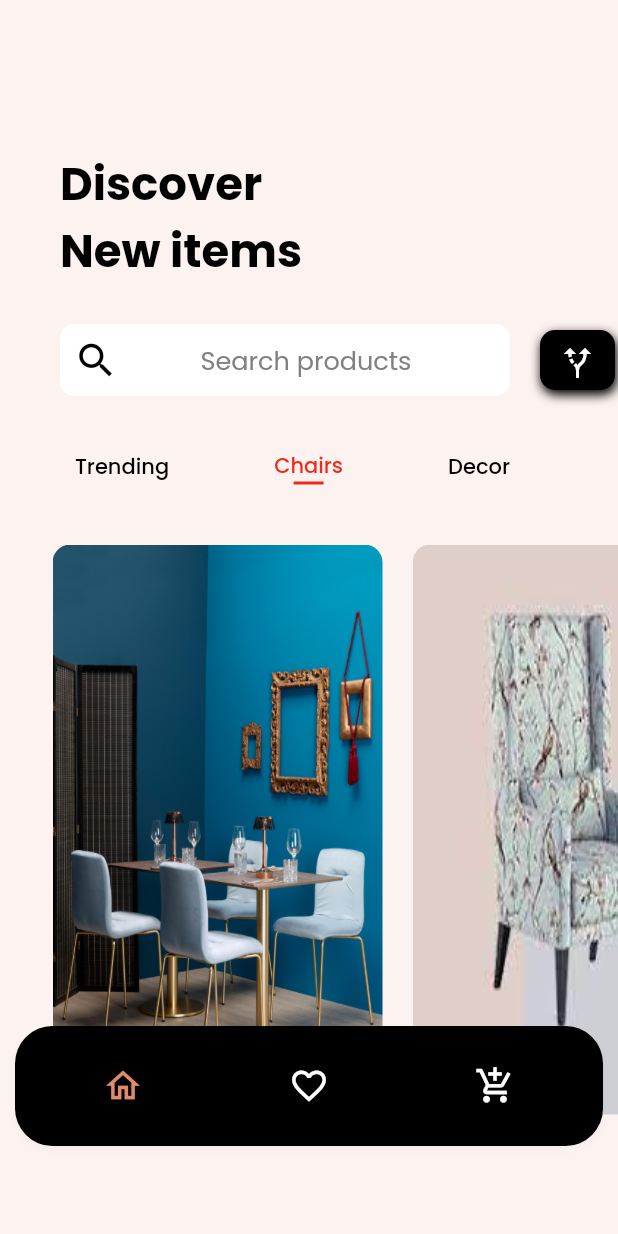
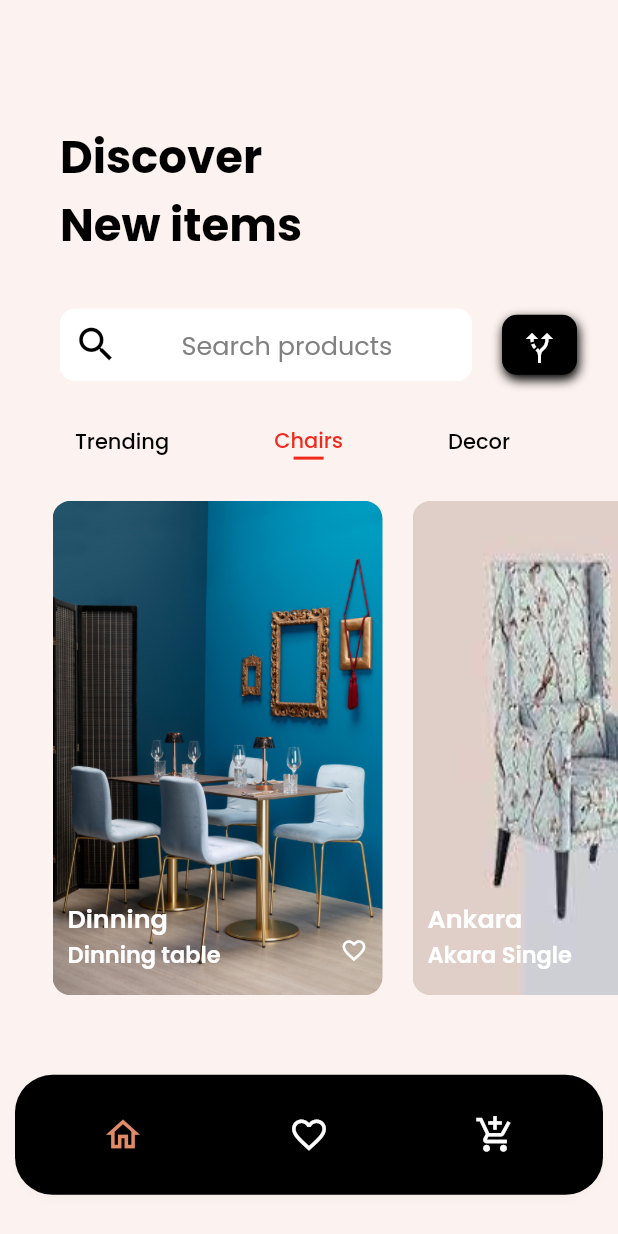
Before and after one commit to Makdan1/teamapttest, a Flutter app: the BottomNavigation screen opened directly, after a tap on "Chairs", on a phone screen of 412 x 824 dp. Run offline on Flutter 3.47's test engine with Material 2 defaults, Android fonts, the phone set to English and light mode, and no system bars; our stand-ins replace flutter_staggered_animations, fluttertoast, get_it, google_fonts, shared_preferences, sqflite and 1 more; accounts and stored records are empty.

Commit message:
Finishing touches

```diff
--- a/lib/ui/screens/bottom_navigation/bottom_navigation.dart
+++ b/lib/ui/screens/bottom_navigation/bottom_navigation.dart
@@ -5,6 +5,7 @@ import 'package:teamapttest/ui/screens/cart/cart.dart';
 import 'package:teamapttest/ui/screens/favorite/favorite.dart';
 import 'package:teamapttest/ui/screens/home/home_view.dart';
 import 'package:teamapttest/utils/colors.dart';
+import 'package:teamapttest/utils/screensize.dart';
 
 class BottomNavigation extends StatefulWidget {
   const BottomNavigation({Key? key}) : super(key: key);
@@ -63,7 +64,7 @@ class _MyStatefulWidgetState extends State<BottomNavigation>
             children: [
               getViewForIndex(model.currentTabIndex),
               Positioned(
-                  bottom: 60,
+                  bottom:Responsive.height(context)/30,
                   right: 10,
                   left: 10,
                   child: SlideTransition(
--- a/lib/ui/screens/favorite/favorite.dart
+++ b/lib/ui/screens/favorite/favorite.dart
@@ -95,7 +95,7 @@ class FavoritePageState extends State<FavoritePage> {
                                 ),
                               )),
                           const SizedBox(
-                            height: 100,
+                            height: 50,
                           ),
                           Expanded(
                               child: ListView.builder(
--- a/lib/ui/screens/home/home_view.dart
+++ b/lib/ui/screens/home/home_view.dart
@@ -5,6 +5,7 @@ import 'package:flutter/material.dart';
 import 'package:teamapttest/ui/widget/items_widget.dart';
 import 'package:teamapttest/utils/colors.dart';
 import 'package:stacked/stacked.dart';
+import 'package:teamapttest/utils/screensize.dart';
 
 class Home extends StatefulWidget {
   const Home({Key? key}) : super(key: key);
@@ -30,10 +31,13 @@ class LoginState extends State<Home> {
         builder: (context, model, child) {
           return Scaffold(
               backgroundColor: AppColors.peachColor,
-            body:
-                Column(crossAxisAlignment: CrossAxisAlignment.start, children: [
-              const SizedBox(
-                height: 100,
+              body: SizedBox(
+                height: Responsive.height(context),
+                child: Column(
+                    crossAxisAlignment: CrossAxisAlignment.start,
+                    children: [
+                      SizedBox(
+                        height: Responsive.height(context) / 10,
                       ),
                       Padding(
                           padding: const EdgeInsets.only(left: 40),
@@ -43,11 +47,13 @@ class LoginState extends State<Home> {
                               mainAxisAlignment: MainAxisAlignment.start,
                               children: AnimationConfiguration.toStaggeredList(
                                 duration: const Duration(milliseconds: 1000),
-                        childAnimationBuilder: (widget) => SlideAnimation(
+                                childAnimationBuilder: (widget) =>
+                                    SlideAnimation(
                                   horizontalOffset:
                                       -MediaQuery.of(context).size.width / 2,
                                   child: FadeInAnimation(
-                              curve: Curves.fastOutSlowIn, child: widget),
+                                      curve: Curves.fastOutSlowIn,
+                                      child: widget),
                                 ),
                                 children: [
                                   const Text(
@@ -68,25 +74,28 @@ class LoginState extends State<Home> {
                               ),
                             ),
                           )),
-              const SizedBox(
-                height: 20,
+                      SizedBox(
+                        height: Responsive.height(context) / 30,
                       ),
                       Padding(
                           padding: const EdgeInsets.only(left: 40),
                           child: AnimationLimiter(
                             child: Row(
                                 mainAxisAlignment: MainAxisAlignment.start,
-                        children: AnimationConfiguration.toStaggeredList(
+                                children:
+                                    AnimationConfiguration.toStaggeredList(
                                   duration: const Duration(milliseconds: 1000),
-                          childAnimationBuilder: (widget) => SlideAnimation(
+                                  childAnimationBuilder: (widget) =>
+                                      SlideAnimation(
                                     horizontalOffset:
                                         -MediaQuery.of(context).size.width / 4,
                                     child: FadeInAnimation(
-                                curve: Curves.fastOutSlowIn, child: widget),
+                                        curve: Curves.fastOutSlowIn,
+                                        child: widget),
                                   ),
                                   children: [
                                     SizedBox(
-                              width: 300,
+                                      width: Responsive.width(context) / 1.5,
                                       child: TextFormField(
                                         textAlign: TextAlign.center,
                                         decoration: const InputDecoration(
@@ -108,13 +117,15 @@ class LoginState extends State<Home> {
                                             borderRadius: BorderRadius.all(
                                               Radius.circular(10.0),
                                             ),
-                                    borderSide: BorderSide(color: Colors.white),
+                                            borderSide:
+                                                BorderSide(color: Colors.white),
                                           ),
                                           enabledBorder: OutlineInputBorder(
                                             borderRadius: BorderRadius.all(
                                               Radius.circular(10.0),
                                             ),
-                                    borderSide: BorderSide(color: Colors.white),
+                                            borderSide:
+                                                BorderSide(color: Colors.white),
                                           ),
                                         ),
                                         onChanged: (value) {
@@ -151,17 +162,19 @@ class LoginState extends State<Home> {
                                   ],
                                 )),
                           )),
-              const SizedBox(
-                height: 30,
+                      SizedBox(
+                        height: Responsive.height(context) / 35,
                       ),
                       Padding(
                           padding: const EdgeInsets.only(left: 50),
                           child: AnimationLimiter(
                               child: Row(
-                          children: AnimationConfiguration.toStaggeredList(
+                                  children:
+                                      AnimationConfiguration.toStaggeredList(
                             duration: const Duration(milliseconds: 300),
                             childAnimationBuilder: (widget) => SlideAnimation(
-                      horizontalOffset: -MediaQuery.of(context).size.width / 4,
+                              horizontalOffset:
+                                  -MediaQuery.of(context).size.width / 4,
                               child: FadeInAnimation(
                                   curve: Curves.fastOutSlowIn, child: widget),
                             ),
@@ -249,13 +262,13 @@ class LoginState extends State<Home> {
                                   )),
                             ],
                           )))),
-              const SizedBox(
-                height: 40,
+                      SizedBox(
+                        height: Responsive.height(context) / 30,
                       ),
                       Padding(
                           padding: const EdgeInsets.only(left: 25.0),
                           child: Container(
-                    height: 400,
+                            height: Responsive.height(context) / 2.5,
                             decoration: BoxDecoration(
                               borderRadius: BorderRadius.circular(10.0),
                             ),
@@ -271,52 +284,20 @@ class LoginState extends State<Home> {
                                               context,
                                               PageRouteBuilder(
                                                   transitionDuration:
-                                              const Duration(milliseconds: 900),
-                                          pageBuilder: (_, __, ___) => Details(
-                                              items: model.trendingList[index],
-                                              type: page)));
-                                },
-                                child: AnimationConfiguration.staggeredList(
-                                  position: index,
-                                  duration: const Duration(milliseconds: 1200),
-                                  child: SlideAnimation(
-                                      horizontalOffset: 300.0,
-                                      curve: Curves.easeInOut,
-                                      child: FadeInAnimation(
-                                          curve: Curves.easeIn,
-                                          child: Padding(
-                                              padding: const EdgeInsets.only(
-                                                  right: 10.0, left: 10),
-                                              child: ItemWidget(
-                                                items:
-                                                    model.trendingList[index],
-                                              )))),
-                                ),
-                              ),
-                            )
-                          : page == "chairs"
-                              ? ListView.builder(
-                                  itemCount: model.chairList.length,
-                                  shrinkWrap: true,
-                                  scrollDirection: Axis.horizontal,
-                                  itemBuilder: (context, index) => InkWell(
-                                    onTap: () {
-                                      Navigator.push(
-                                          context,
-                                          PageRouteBuilder(
-                                              transitionDuration:
                                                       const Duration(
                                                           milliseconds: 900),
                                                   pageBuilder: (_, __, ___) =>
                                                       Details(
                                                           items: model
-                                                          .chairList[index],
+                                                                  .trendingList[
+                                                              index],
                                                           type: page)));
                                         },
-                                    child: AnimationConfiguration.staggeredList(
+                                        child: AnimationConfiguration
+                                            .staggeredList(
                                           position: index,
-                                      duration:
-                                          const Duration(milliseconds: 1200),
+                                          duration: const Duration(
+                                              milliseconds: 1200),
                                           child: SlideAnimation(
                                               horizontalOffset: 300.0,
                                               curve: Curves.easeInOut,
@@ -329,7 +310,55 @@ class LoginState extends State<Home> {
                                                               left: 10),
                                                       child: ItemWidget(
                                                         items:
-                                                        model.chairList[index],
+                                                            model.trendingList[
+                                                                index],
+                                                      )))),
+                                        ),
+                                      ),
+                                    )
+                                  : page == "chairs"
+                                      ? ListView.builder(
+                                          itemCount: model.chairList.length,
+                                          shrinkWrap: true,
+                                          scrollDirection: Axis.horizontal,
+                                          itemBuilder: (context, index) =>
+                                              InkWell(
+                                            onTap: () {
+                                              Navigator.push(
+                                                  context,
+                                                  PageRouteBuilder(
+                                                      transitionDuration:
+                                                          const Duration(
+                                                              milliseconds:
+                                                                  900),
+                                                      pageBuilder: (_, __,
+                                                              ___) =>
+                                                          Details(
+                                                              items: model
+                                                                      .chairList[
+                                                                  index],
+                                                              type: page)));
+                                            },
+                                            child: AnimationConfiguration
+                                                .staggeredList(
+                                              position: index,
+                                              duration: const Duration(
+                                                  milliseconds: 1200),
+                                              child: SlideAnimation(
+                                                  horizontalOffset: 300.0,
+                                                  curve: Curves.easeInOut,
+                                                  child: FadeInAnimation(
+                                                      curve: Curves.easeIn,
+                                                      child: Padding(
+                                                          padding:
+                                                              const EdgeInsets
+                                                                      .only(
+                                                                  right: 10.0,
+                                                                  left: 10),
+                                                          child: ItemWidget(
+                                                            items:
+                                                                model.chairList[
+                                                                    index],
                                                           )))),
                                             ),
                                           ),
@@ -338,24 +367,29 @@ class LoginState extends State<Home> {
                                           itemCount: model.decoList.length,
                                           shrinkWrap: true,
                                           scrollDirection: Axis.horizontal,
-                                  itemBuilder: (context, index) => InkWell(
+                                          itemBuilder: (context, index) =>
+                                              InkWell(
                                             onTap: () {
                                               Navigator.push(
                                                   context,
                                                   PageRouteBuilder(
                                                       transitionDuration:
                                                           const Duration(
-                                                      milliseconds: 900),
-                                              pageBuilder: (_, __, ___) =>
+                                                              milliseconds:
+                                                                  900),
+                                                      pageBuilder: (_, __,
+                                                              ___) =>
                                                           Details(
-                                                      items:
-                                                          model.decoList[index],
+                                                              items: model
+                                                                      .decoList[
+                                                                  index],
                                                               type: page)));
                                             },
-                                    child: AnimationConfiguration.staggeredList(
+                                            child: AnimationConfiguration
+                                                .staggeredList(
                                               position: index,
-                                      duration:
-                                          const Duration(milliseconds: 1200),
+                                              duration: const Duration(
+                                                  milliseconds: 1200),
                                               child: SlideAnimation(
                                                   horizontalOffset: 300.0,
                                                   curve: Curves.easeInOut,
@@ -363,12 +397,14 @@ class LoginState extends State<Home> {
                                                       curve: Curves.easeIn,
                                                       child: Padding(
                                                           padding:
-                                                      const EdgeInsets.only(
+                                                              const EdgeInsets
+                                                                      .only(
                                                                   right: 10.0,
                                                                   left: 10),
                                                           child: ItemWidget(
                                                             items:
-                                                        model.decoList[index],
+                                                                model.decoList[
+                                                                    index],
                                                           )))),
                                             ),
                                           ),
@@ -377,7 +413,7 @@ class LoginState extends State<Home> {
                           )),
                     ]),
                 //bottomNavigationBar:
-          );
+              ));
         });
   }
 }
--- a/lib/ui/widget/items_widget.dart
+++ b/lib/ui/widget/items_widget.dart
@@ -1,14 +1,13 @@
-
 import 'package:flutter/material.dart';
 import 'package:teamapttest/core/model/Items.dart';
 import 'package:teamapttest/ui/screens/home/home_view_model.dart';
 import 'package:teamapttest/utils/colors.dart';
+import 'package:teamapttest/utils/screensize.dart';
 
 class ItemWidget extends StatefulWidget {
   final Items items;
 
-  ItemWidget(
-      {required this.items});
+  ItemWidget({required this.items});
 
   @override
   State<ItemWidget> createState() => _ItemWidgetState();
@@ -27,16 +26,16 @@ class _ItemWidgetState extends State<ItemWidget> {
             child: Image.asset(
               "assets/images/${widget.items.asset}",
               fit: BoxFit.fill,
-              height: 380,
-              width: 220,
+              height: Responsive.height(context) / 2.5,
+              width: Responsive.width(context) / 1.8,
             )),
         Padding(
             padding: const EdgeInsets.only(left: 10, right: 10),
             child: Column(
               crossAxisAlignment: CrossAxisAlignment.start,
               children: [
-                const SizedBox(
-                  height: 320,
+                SizedBox(
+                  height: Responsive.height(context) / 3.1,
                 ),
                 Text(
                   widget.items.title!,
```
Also changed, not shown: lib/ui/screens/cart/cart.dart (+54 -50 lines), lib/ui/screens/home/details_view.dart (+5 -3 lines), lib/ui/screens/home/landing_view.dart (+13 -13 lines). Lines whose indentation alone changed are shown as unchanged.
